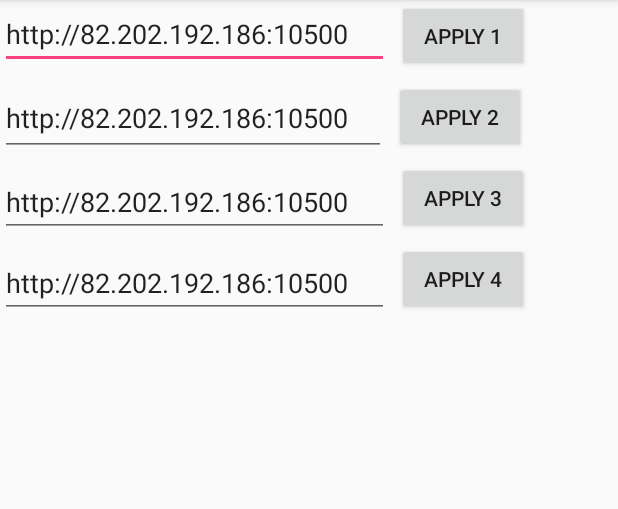
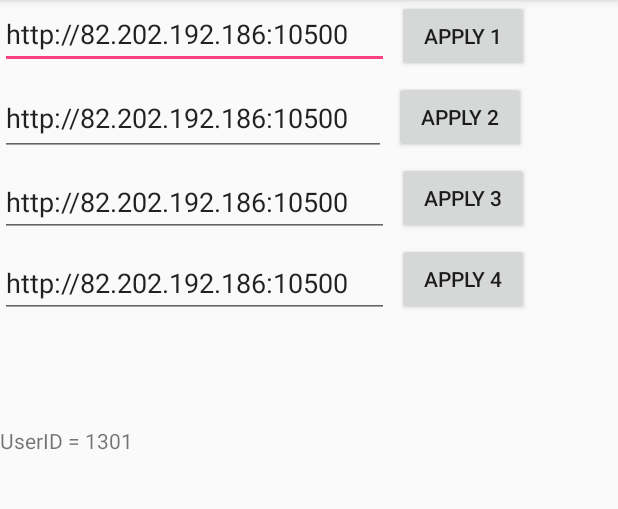
Before and after one commit to ArtemOstrenkov/Voice_Android, an Android app: the Options screen opened directly, with no data from a screen before it, on a phone screen of 412 x 824 dp, the part 84-593 px from its top. Run offline under Robolectric (Android 15) with nearby library versions, the phone set to English and light mode, and no system bars; network calls fail.

Commit message:
addd diff ids

```diff
--- a/app/build.gradle
+++ b/app/build.gradle
@@ -5,7 +5,7 @@ android {
     buildToolsVersion '25.0.0'
 
     defaultConfig {
-        applicationId "com.ostrenkov.artem.myapplication"
+        applicationId "com.ostrenkov.artem.vb42"
         minSdkVersion 22
         targetSdkVersion 23
         versionCode 1
--- a/app/src/main/AndroidManifest.xml
+++ b/app/src/main/AndroidManifest.xml
@@ -1,6 +1,6 @@
 <?xml version="1.0" encoding="utf-8"?>
 <manifest xmlns:android="http://schemas.android.com/apk/res/android"
-    package="com.ostrenkov.artem.myapplication">
+    package="com.ostrenkov.artem.vb42">
 
     <uses-permission android:name="android.permission.INTERNET" />
     <uses-permission android:name="android.permission.RECORD_AUDIO" />
@@ -14,14 +14,14 @@
         android:screenOrientation="portrait"
         android:supportsRtl="true"
         android:theme="@style/AppTheme">
-        <activity android:name=".MainActivity">
+        <activity android:name="com.ostrenkov.artem.vb42.MainActivity">
             <intent-filter>
                 <action android:name="android.intent.action.MAIN" />
 
                 <category android:name="android.intent.category.LAUNCHER" />
             </intent-filter>
         </activity>
-        <activity android:name=".Options"></activity>
+        <activity android:name="com.ostrenkov.artem.vb42.Options"></activity>
     </application>
 
 </manifest>
--- a/app/src/main/java/com/ostrenkov/artem/myapplication/Options.java
+++ b/app/src/main/java/com/ostrenkov/artem/vb42/Options.java
@@ -1,10 +1,12 @@
-package com.ostrenkov.artem.myapplication;
+package com.ostrenkov.artem.vb42;
 
 import android.content.SharedPreferences;
 import android.support.v7.app.AppCompatActivity;
 import android.os.Bundle;
 import android.view.View;
 import android.widget.TextView;
+
+import com.ostrenkov.artem.vb42.R;
 
 public class Options extends AppCompatActivity {
 
@@ -43,6 +45,10 @@ public class Options extends AppCompatActivity {
         ((TextView) findViewById(R.id.edURL3)).setText(getparam("URL3"));
         ((TextView) findViewById(R.id.edURL4)).setText(getparam("URL4"));
 
+        String ph = "UserID = " + getparam("userID");
+        ((TextView) findViewById(R.id.twUserID)).setText(ph);
+
+
 
     }
 
--- a/app/src/main/res/layout/activity_main.xml
+++ b/app/src/main/res/layout/activity_main.xml
@@ -4,7 +4,7 @@
     android:layout_height="wrap_content" android:paddingLeft="@dimen/activity_horizontal_margin"
     android:paddingRight="@dimen/activity_horizontal_margin"
     android:paddingTop="@dimen/activity_vertical_margin"
-    android:paddingBottom="@dimen/activity_vertical_margin" tools:context=".MainActivity"
+    android:paddingBottom="@dimen/activity_vertical_margin" tools:context="com.ostrenkov.artem.vb42.MainActivity"
     >
 
 
--- a/app/src/main/res/layout/activity_options.xml
+++ b/app/src/main/res/layout/activity_options.xml
@@ -4,7 +4,7 @@
     xmlns:tools="http://schemas.android.com/tools"
     android:layout_width="match_parent"
     android:layout_height="match_parent"
-    tools:context="com.ostrenkov.artem.myapplication.Options">
+    tools:context="com.ostrenkov.artem.myapplication.com.ostrenkov.artem.vb42.Options">
 
 
     <EditText
@@ -93,4 +93,13 @@
         app:layout_constraintLeft_toRightOf="@+id/edURL4"
         app:layout_constraintTop_toBottomOf="@+id/bURL3" />
 
+    <TextView
+        android:id="@+id/twUserID"
+        android:layout_width="wrap_content"
+        android:layout_height="wrap_content"
+        android:layout_marginTop="72dp"
+        android:text="UserID = ???"
+        app:layout_constraintTop_toBottomOf="@+id/edURL4"
+        tools:layout_editor_absoluteX="119dp" />
+
 </android.support.constraint.ConstraintLayout>
```
Also changed, not shown: app/src/main/java/com/ostrenkov/artem/vb42/MainActivity.java (renamed from app/src/main/java/com/ostrenkov/artem/myapplication/MainActivity.java, +17 -10 lines), 1 other file.
